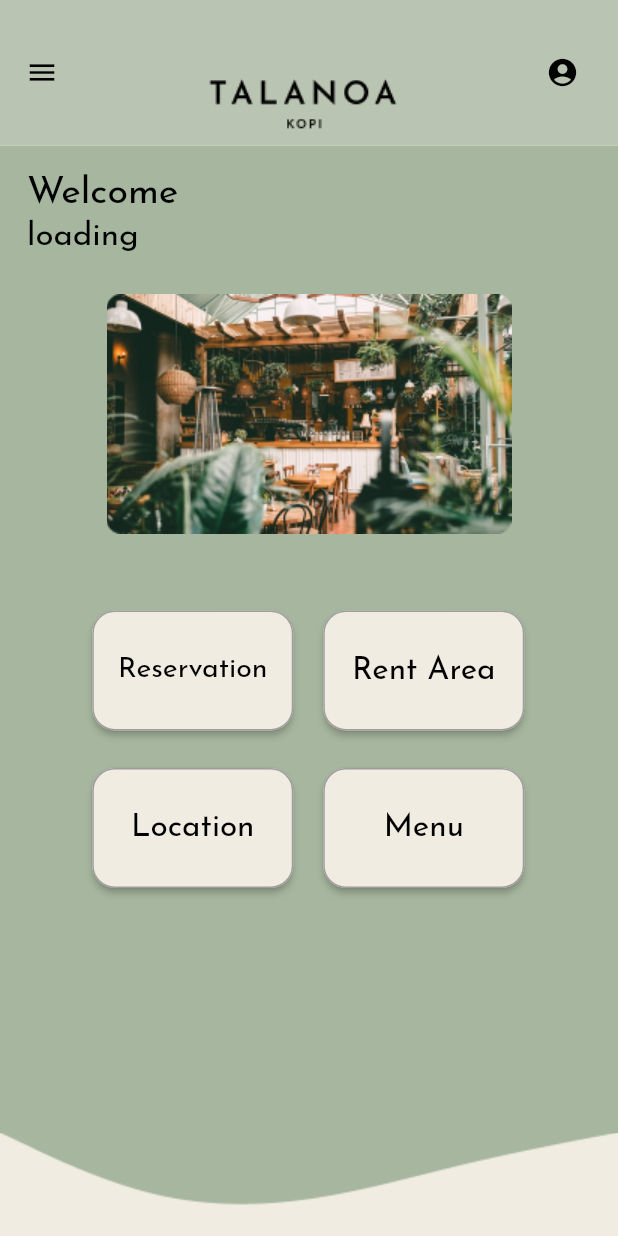
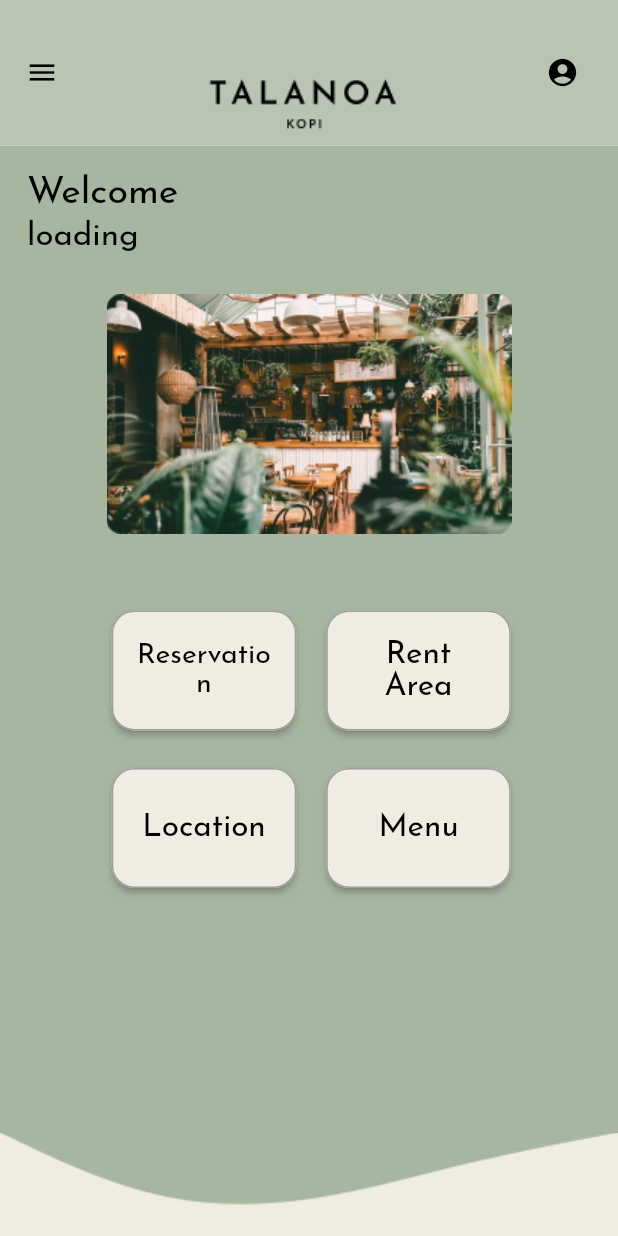
Before and after one commit to hilalhaniefam/talanoa_app, a Flutter app: the UserPage screen opened directly, after a tap on "Location", on a phone screen of 412 x 824 dp. Run offline on Flutter 3.47's test engine with Material 2 defaults, Android fonts, the phone set to English and light mode, and no system bars; our stand-ins replace carousel_slider, dio, dotted_border, email_validator, flutter_progress_hud, image_picker and 4 more; accounts and stored records are empty.

Commit message:
Fix Bug WA, GMaps

```diff
--- a/lib/api_services/launch_url.dart
+++ b/lib/api_services/launch_url.dart
@@ -3,14 +3,17 @@ import 'package:url_launcher/url_launcher.dart';
 final Uri _url = Uri.parse('https://goo.gl/maps/MHYWNU2efP9Uy2WH9');
 final Uri _waUrl = Uri.parse('https://wa.me/message/A6G54UUAQ46WG1');
 launchLocation() async {
-  if (!await launchUrl(_url)) {
+  if (!await launchUrl(_url, mode: LaunchMode.externalApplication)) {
     throw 'Could not launch $_url';
   }
 }
 
+// launchWhatsapp() async {
+//   await launchUrl(_waUrl, mode: LaunchMode.externalApplication);
+// }
 launchWhatsapp() async {
   if (!await canLaunchUrl(_waUrl)) {
-    await launchUrl(_waUrl);
+    await launchUrl(_waUrl, mode: LaunchMode.externalApplication);
   } else {
     throw 'Could not launch $_waUrl';
   }
--- a/lib/pages/user/user_page.dart
+++ b/lib/pages/user/user_page.dart
@@ -145,14 +145,14 @@ class _UserPageState extends State<UserPage> {
               height: 21,
             ),
             Container(
-                margin: const EdgeInsets.only(top: 30, left: 43, right: 44),
+                margin: const EdgeInsets.only(top: 30, left: 43, right: 40),
                 child: Column(
                   children: [
                     Row(
                       mainAxisAlignment: MainAxisAlignment.center,
                       children: [
                         SizedBox(
-                            width: 134,
+                            width: 123,
                             height: 80,
                             child: ElevatedButton(
                               onPressed: () {
@@ -190,7 +190,7 @@ class _UserPageState extends State<UserPage> {
                               left: 20,
                             ),
                             child: SizedBox(
-                                width: 134,
+                                width: 123,
                                 height: 80,
                                 child: ElevatedButton(
                                   onPressed: () {
@@ -232,7 +232,7 @@ class _UserPageState extends State<UserPage> {
                       mainAxisAlignment: MainAxisAlignment.center,
                       children: [
                         SizedBox(
-                            width: 134,
+                            width: 123,
                             height: 80,
                             child: ElevatedButton(
                               onPressed: () {
@@ -266,7 +266,7 @@ class _UserPageState extends State<UserPage> {
                               left: 20,
                             ),
                             child: SizedBox(
-                                width: 134,
+                                width: 123,
                                 height: 80,
                                 child: ElevatedButton(
                                   onPressed: () {
--- a/lib/pages/user/user_rent.dart
+++ b/lib/pages/user/user_rent.dart
@@ -27,7 +27,6 @@ class _UserReservationPageState extends State<UserRentPage> {
   ];
 
   void chooseType(type) {
-    print(type);
     setState(() {
       formValue = {...formValue, 'type': type};
     });
@@ -277,7 +276,7 @@ class _UserReservationPageState extends State<UserRentPage> {
                           ],
                         ),
                         Padding(
-                            padding: const EdgeInsets.only(top: 13, left: 55),
+                            padding: const EdgeInsets.only(top: 13, left: 32),
                             child: Align(
                               alignment: Alignment.centerLeft,
                               child: SizedBox(
--- a/lib/widgets/admin/list_user_data.dart
+++ b/lib/widgets/admin/list_user_data.dart
@@ -5,7 +5,7 @@ Widget listCardUsers({required name, required phone, required email}) => Card(
     shape: RoundedRectangleBorder(
       borderRadius: BorderRadius.circular(10),
     ),
-    margin: const EdgeInsets.only(left: 36, right: 36, top: 15),
+    margin: const EdgeInsets.only(left: 36, right: 36, top: 15, bottom: 5),
     color: HexColor('F1ECE1'),
     child: SizedBox(
       width: 261,
--- a/lib/widgets/admin/menu_button.dart
+++ b/lib/widgets/admin/menu_button.dart
@@ -30,7 +30,7 @@ Widget buildMenuCategories({
         Align(
             alignment: Alignment.center,
             child: SizedBox(
-              width: 134,
+              width: 120,
               height: 80,
               child: ElevatedButton(
                   onPressed: onClicked,
--- a/lib/widgets/shared/get_menu.dart
+++ b/lib/widgets/shared/get_menu.dart
@@ -59,7 +59,7 @@ Widget rowItemAdmin({
                     vertical: 10,
                     horizontal: 2,
                   ),
-                  width: 200,
+                  width: 150,
                   height: 115,
                   child: Column(
                     children: [
@@ -121,7 +121,7 @@ Widget rowItemUser({
                   vertical: 10,
                   horizontal: 2,
                 ),
-                width: 200,
+                width: 150,
                 height: 115,
                 child: Column(
                   children: [
```
